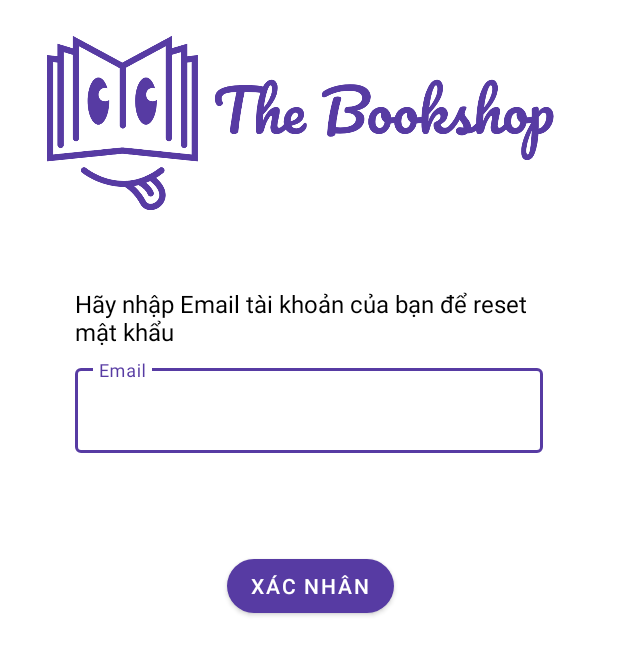
After one commit to tohuyendieu/android, an Android app: the ForgotPasswordActivity screen opened directly, with no data from a screen before it, on a phone screen of 412 x 824 dp. The commit adds this screen. Shown: the top 655 px of the screen. Run offline under Robolectric (Android 15) with nearby library versions, the phone set to English and light mode, and no system bars.

Commit message:
Add Forgot password

```diff
--- a/app/src/main/AndroidManifest.xml
+++ b/app/src/main/AndroidManifest.xml
@@ -11,6 +11,9 @@
         android:roundIcon="@mipmap/ic_launcher_round"
         android:supportsRtl="true"
         android:theme="@style/Theme.TheBookshop">
+        <activity
+            android:name=".ui.forgotpassword.ForgotPasswordActivity"
+            android:exported="true" />
         <activity
             android:name=".ui.changepassword.ChangePasswordActivity"
             android:exported="true" />
--- /dev/null
+++ b/app/src/main/java/fptu/ninhtbm/thebookshop/ui/forgotpassword/ForgotPasswordActivity.java
@@ -0,0 +1,16 @@
+package fptu.ninhtbm.thebookshop.ui.forgotpassword;
+
+import androidx.appcompat.app.AppCompatActivity;
+
+import android.os.Bundle;
+
+import fptu.ninhtbm.thebookshop.R;
+
+public class ForgotPasswordActivity extends AppCompatActivity {
+
+    @Override
+    protected void onCreate(Bundle savedInstanceState) {
+        super.onCreate(savedInstanceState);
+        setContentView(R.layout.activity_forgot_password);
+    }
+}
--- a/app/src/main/java/fptu/ninhtbm/thebookshop/ui/home/adapter/BookRecyclerAdapter.java
+++ b/app/src/main/java/fptu/ninhtbm/thebookshop/ui/home/adapter/BookRecyclerAdapter.java
@@ -1,6 +1,7 @@
 package fptu.ninhtbm.thebookshop.ui.home.adapter;
 
 import android.content.Context;
+import android.content.Intent;
 import android.view.LayoutInflater;
 import android.view.View;
 import android.view.ViewGroup;
@@ -15,6 +16,7 @@ import java.util.List;
 
 import fptu.ninhtbm.thebookshop.R;
 import fptu.ninhtbm.thebookshop.model.Book;
+import fptu.ninhtbm.thebookshop.ui.bookdetail.BookDetailActivity;
 
 public class BookRecyclerAdapter extends RecyclerView.Adapter<BookRecyclerAdapter.ViewHolder> {
 
@@ -42,6 +44,10 @@ public class BookRecyclerAdapter extends RecyclerView.Adapter<BookRecyclerAdapte
         Glide.with(mContext)
                 .load(book.getBookCoverImg())
                 .into(holder.imgBook);
+        holder.itemView.setOnClickListener(v -> {
+            Intent intent = new Intent(mContext, BookDetailActivity.class);
+            mContext.startActivity(intent);
+        });
     }
 
     @Override
@@ -50,10 +56,12 @@ public class BookRecyclerAdapter extends RecyclerView.Adapter<BookRecyclerAdapte
     }
 
     protected static class ViewHolder extends RecyclerView.ViewHolder {
+        private final View itemView;
         private final ImageView imgBook;
 
         public ViewHolder(@NonNull View itemView) {
             super(itemView);
+            this.itemView = itemView;
             imgBook = itemView.findViewById(R.id.img_book);
         }
     }
--- a/app/src/main/java/fptu/ninhtbm/thebookshop/ui/login/LoginActivity.java
+++ b/app/src/main/java/fptu/ninhtbm/thebookshop/ui/login/LoginActivity.java
@@ -11,6 +11,7 @@ import com.google.android.material.textfield.TextInputEditText;
 import com.google.android.material.textfield.TextInputLayout;
 
 import fptu.ninhtbm.thebookshop.R;
+import fptu.ninhtbm.thebookshop.ui.forgotpassword.ForgotPasswordActivity;
 import fptu.ninhtbm.thebookshop.ui.home.MainActivity;
 import fptu.ninhtbm.thebookshop.ui.signup.SignUpActivity;
 
@@ -53,5 +54,9 @@ public class LoginActivity extends AppCompatActivity {
             Intent intent = new Intent(this, SignUpActivity.class);
             startActivity(intent);
         });
+        mBtnForgotPassword.setOnClickListener(v -> {
+            Intent intent = new Intent(this, ForgotPasswordActivity.class);
+            startActivity(intent);
+        });
     }
 }
--- a/app/src/main/res/layout/activity_book_detail.xml
+++ b/app/src/main/res/layout/activity_book_detail.xml
@@ -86,7 +86,6 @@
                 android:layout_width="match_parent"
                 android:layout_height="wrap_content"
                 android:layout_margin="8dp"
-                android:text="@string/txt_book_detail"
                 app:layout_constraintTop_toBottomOf="@id/text_author"
                 tools:text="đ55.300" />
 
--- /dev/null
+++ b/app/src/main/res/layout/activity_forgot_password.xml
@@ -0,0 +1,64 @@
+<?xml version="1.0" encoding="utf-8"?>
+<androidx.constraintlayout.widget.ConstraintLayout xmlns:android="http://schemas.android.com/apk/res/android"
+    xmlns:app="http://schemas.android.com/apk/res-auto"
+    xmlns:tools="http://schemas.android.com/tools"
+    android:layout_width="match_parent"
+    android:layout_height="match_parent"
+    tools:context=".ui.signup.SignUpActivity">
+
+
+    <com.google.android.material.textfield.TextInputLayout
+        android:id="@+id/text_layout_email"
+        style="@style/Widget.MaterialComponents.TextInputLayout.OutlinedBox"
+        android:layout_width="0dp"
+        android:layout_height="wrap_content"
+        android:layout_marginStart="24dp"
+        android:layout_marginEnd="24dp"
+        android:layout_marginTop="80dp"
+        android:hint="@string/text_email"
+        app:endIconMode="clear_text"
+        app:errorEnabled="true"
+        app:layout_constraintEnd_toEndOf="@+id/imageView"
+        app:layout_constraintHorizontal_bias="0.416"
+        app:layout_constraintStart_toStartOf="@+id/imageView"
+        app:layout_constraintTop_toBottomOf="@+id/imageView">
+
+        <com.google.android.material.textfield.TextInputEditText
+            android:id="@+id/edt_email"
+            android:layout_width="match_parent"
+            android:layout_height="wrap_content"
+            android:inputType="textEmailAddress" />
+    </com.google.android.material.textfield.TextInputLayout>
+
+    <TextView
+        android:layout_width="0dp"
+        android:layout_height="wrap_content"
+        style="@style/TextBlack16"
+        android:layout_marginBottom="8dp"
+        android:text="Hãy nhập Email tài khoản của bạn để reset mật khẩu"
+        app:layout_constraintBottom_toTopOf="@+id/text_layout_email"
+        app:layout_constraintEnd_toEndOf="@+id/text_layout_email"
+        app:layout_constraintStart_toStartOf="@+id/text_layout_email" />
+    <ImageView
+        android:id="@+id/imageView"
+        android:layout_width="360dp"
+        android:layout_height="160dp"
+        android:src="@drawable/ic_logo_landscape"
+        app:layout_constraintEnd_toEndOf="parent"
+        app:layout_constraintStart_toStartOf="parent"
+        app:layout_constraintTop_toTopOf="parent"
+        app:tint="@color/primary_color"
+        tools:ignore="ContentDescription" />
+
+    <com.google.android.material.button.MaterialButton
+        android:id="@+id/btn_sign_up"
+        android:layout_width="wrap_content"
+        android:layout_height="wrap_content"
+        android:layout_marginTop="44dp"
+        android:text="@string/txt_confirm"
+        app:cornerRadius="50dp"
+        app:layout_constraintEnd_toEndOf="@+id/text_layout_email"
+        app:layout_constraintHorizontal_bias="0.504"
+        app:layout_constraintStart_toStartOf="@+id/text_layout_email"
+        app:layout_constraintTop_toBottomOf="@+id/text_layout_email" />
+</androidx.constraintlayout.widget.ConstraintLayout>
```
